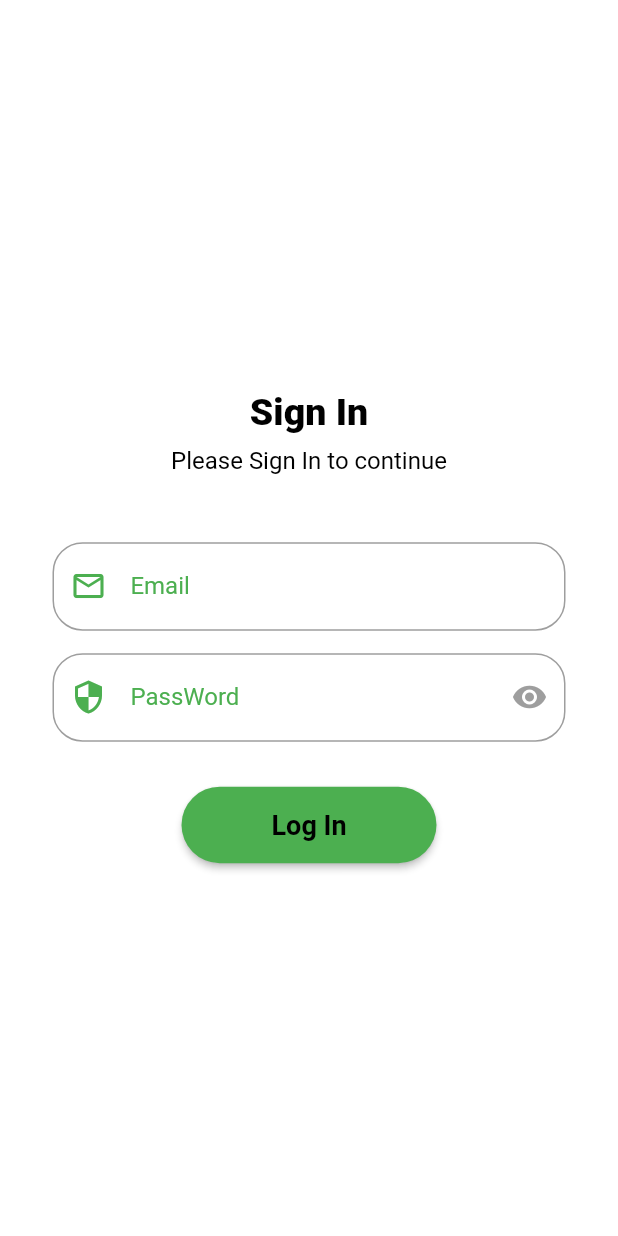
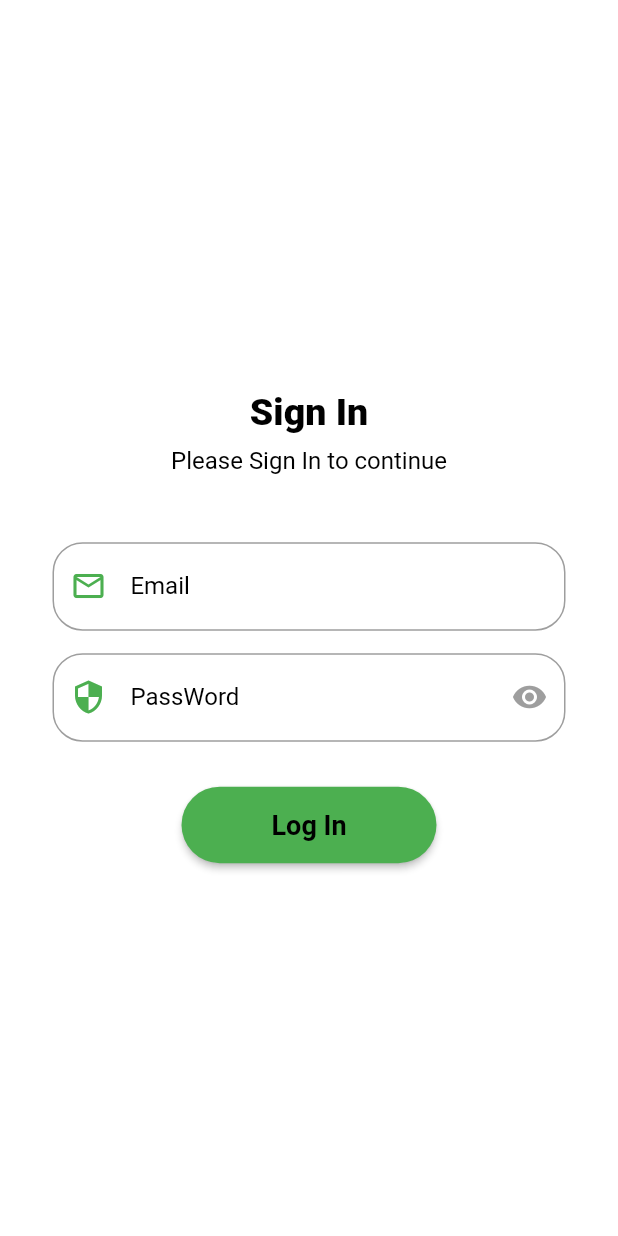
Before and after one commit to occn8/ucaa_datamgt, a Flutter app: the screen it shows after launch, on a phone screen of 412 x 824 dp. Run offline on Flutter 3.47's test engine with Material 2 defaults, Android fonts, the phone set to English and light mode, and no system bars; our stand-ins replace cloud_firestore, firebase_auth, firebase_core, flutter_speed_dial, get, shared_preferences; missing offline and left inert: flappy_search_bar_ns; accounts and stored records are empty.

Commit message:
signin theme

```diff
--- a/lib/screens/home.dart
+++ b/lib/screens/home.dart
@@ -21,7 +21,7 @@ class _HomeState extends State<Home> {
   void initState() {
     super.initState();
     user = _auth.currentUser;
-    getDocs();
+    getDocs().then((value) => setState(() {}));
   }
 
   Future getDocs() async {
@@ -65,8 +65,6 @@ class _HomeState extends State<Home> {
       wmodel.fromMap(doc.id, doc.data()! as Map<String, dynamic>);
       widDataRows.add(wmodel);
     }
-
-    setState(() {});
   }
 
   @override
--- a/lib/screens/sign_in.dart
+++ b/lib/screens/sign_in.dart
@@ -63,8 +63,11 @@ class _SignInState extends State<SignIn> {
                               TextFormField(
                                 controller: _emailController,
                                 style: TextStyle(
-                                    color: Theme.of(context).primaryColorDark),
-                                cursorColor: const Color(0xffffb300),
+                                    color: Theme.of(context)
+                                        .textTheme
+                                        .bodyText2!
+                                        .color),
+                                cursorColor: Colors.green,
                                 textInputAction: TextInputAction.next,
                                 decoration: InputDecoration(
                                   enabledBorder: OutlineInputBorder(
@@ -74,16 +77,18 @@ class _SignInState extends State<SignIn> {
                                   focusedBorder: OutlineInputBorder(
                                       borderRadius: BorderRadius.circular(20),
                                       borderSide: const BorderSide(
-                                          color: Color(0xffffb300))),
+                                          color: Colors.green)),
                                   border: OutlineInputBorder(
                                       borderRadius: BorderRadius.circular(20),
-                                      borderSide: const BorderSide(
-                                          color: Colors.amber)),
+                                      borderSide:
+                                          const BorderSide(color: Colors.grey)),
                                   // contentPadding: EdgeInsets.all(15),
                                   labelText: ' Email',
                                   labelStyle: TextStyle(
-                                      color:
-                                          Theme.of(context).primaryColorDark),
+                                      color: Theme.of(context)
+                                          .textTheme
+                                          .bodyText2!
+                                          .color),
                                   hintText: 'johndoe@gmail.com',
                                   hintStyle:
                                       const TextStyle(color: Colors.grey),
@@ -119,8 +124,11 @@ class _SignInState extends State<SignIn> {
                                 controller: _passController,
                                 obscureText: !_showPassword,
                                 style: TextStyle(
-                                    color: Theme.of(context).primaryColorDark),
-                                cursorColor: const Color(0xffffb300),
+                                    color: Theme.of(context)
+                                        .textTheme
+                                        .bodyText2!
+                                        .color),
+                                cursorColor: Colors.green,
                                 textInputAction: TextInputAction.done,
                                 decoration: InputDecoration(
                                   enabledBorder: OutlineInputBorder(
@@ -130,12 +138,11 @@ class _SignInState extends State<SignIn> {
                                   focusedBorder: OutlineInputBorder(
                                       borderRadius: BorderRadius.circular(20),
                                       borderSide: const BorderSide(
-                                          color: Color(0xffffb300))),
+                                          color: Colors.green)),
                                   border: OutlineInputBorder(
                                       borderRadius: BorderRadius.circular(20),
-                                      borderSide: const BorderSide(
-                                        color: Colors.amber,
-                                      )),
+                                      borderSide:
+                                          const BorderSide(color: Colors.grey)),
                                   prefixIcon: Icon(
                                     Icons.security_outlined,
                                     color: Theme.of(context).primaryColor,
@@ -154,8 +161,10 @@ class _SignInState extends State<SignIn> {
                                   ),
                                   labelText: ' PassWord',
                                   labelStyle: TextStyle(
-                                      color:
-                                          Theme.of(context).primaryColorDark),
+                                      color: Theme.of(context)
+                                          .textTheme
+                                          .bodyText2!
+                                          .color),
                                 ),
                                 keyboardType: TextInputType.visiblePassword,
                                 validator: (value) {
```
Also changed, not shown: lib/utils/auth.dart (+2 -7 lines).
